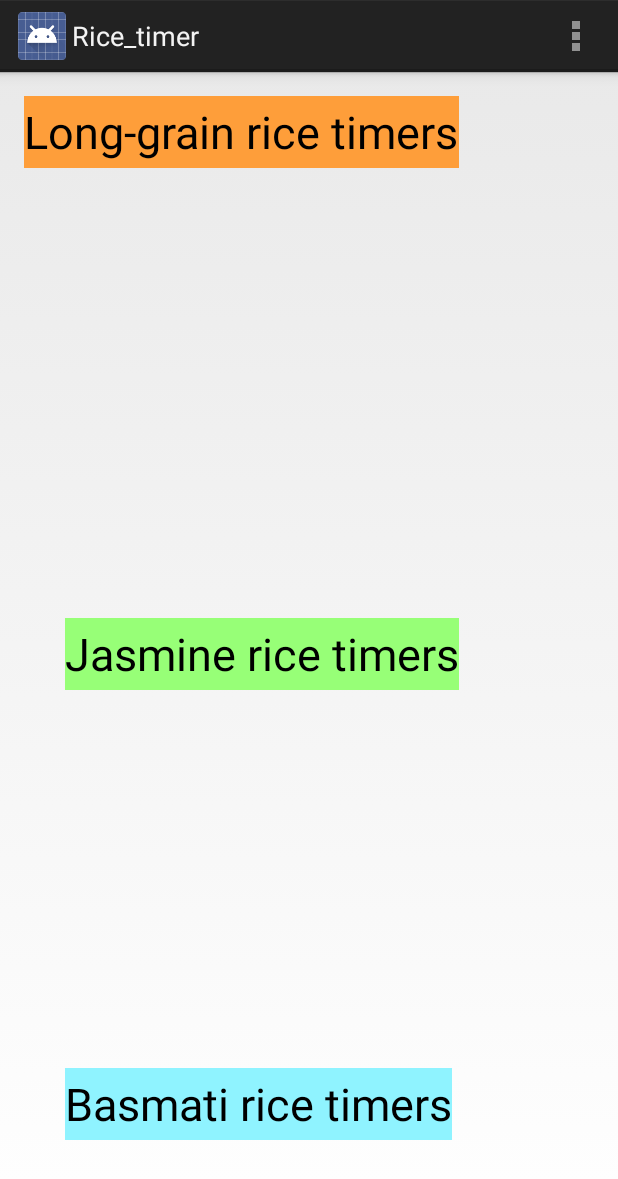
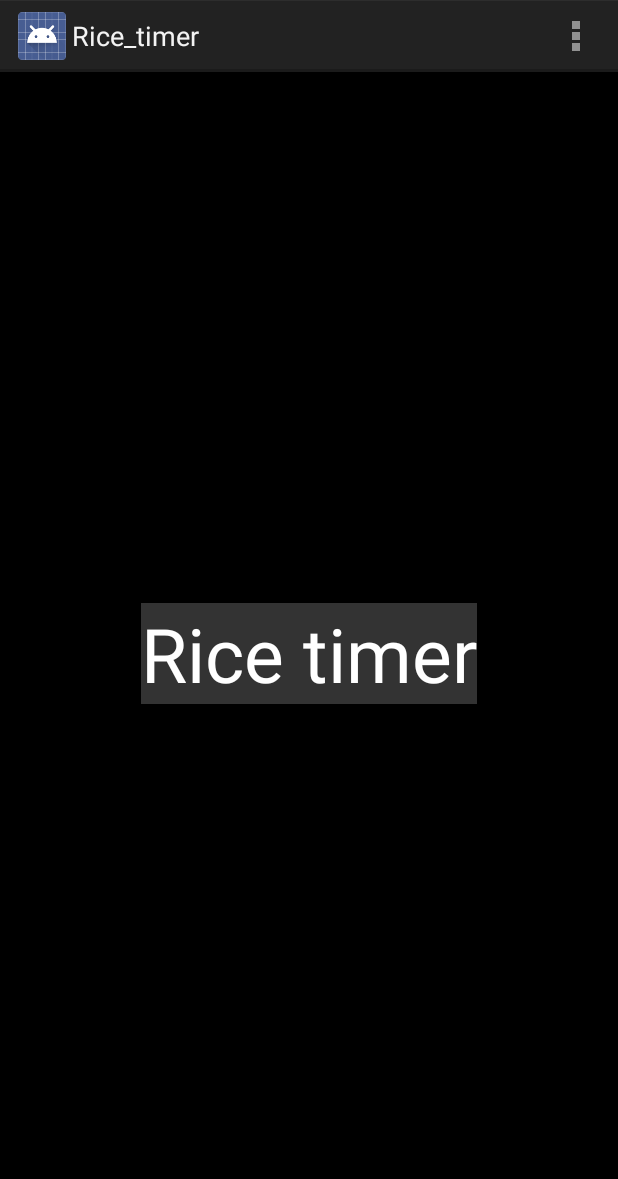
Before and after one commit to jlokimlin/rice_timer_app, an Android app: the screen it shows after launch (AddRiceTimer), on a phone screen of 412 x 824 dp. Shown: the top 1179 px of the screen. Run offline under Robolectric (Android 15) with nearby library versions, the phone set to English and light mode, and no system bars.

Commit message:
Consolidate timers to single procedure.

```diff
--- a/app/build.gradle
+++ b/app/build.gradle
@@ -13,7 +13,7 @@ android {
     }
     buildTypes {
         release {
-            runProguard false
+            //runProguard false
             proguardFiles getDefaultProguardFile('proguard-android.txt'), 'proguard-rules.pro'
         }
     }
--- a/app/src/main/res/layout/activity_add_rice_timer.xml
+++ b/app/src/main/res/layout/activity_add_rice_timer.xml
@@ -6,7 +6,8 @@
     android:paddingRight="@dimen/activity_horizontal_margin"
     android:paddingTop="@dimen/activity_vertical_margin"
     android:paddingBottom="@dimen/activity_vertical_margin"
-    tools:context=".AddRiceTimer">
+    tools:context=".AddRiceTimer"
+    android:background="#ff000000">
 
 
     <Button
@@ -15,32 +16,18 @@
         android:text="@string/timer_button"
         android:onClick="startRice"
         android:id="@+id/button"
-        android:layout_alignParentTop="true"
-        android:layout_alignParentStart="true"
-        android:background="#fffe9e3a"
-        android:textSize="30sp" />
+        android:background="#ff333333"
+        android:textSize="50sp"
+        android:layout_centerVertical="true"
+        android:layout_centerHorizontal="true"
+        android:textColor="#ffffffff" />
 
-    <Button
+    <ImageSwitcher
         android:layout_width="wrap_content"
         android:layout_height="wrap_content"
-        android:text="@string/jasmine_button"
-        android:onClick="startJasmine"
-        android:id="@+id/jasmine_button"
-        android:layout_centerVertical="true"
-        android:layout_alignEnd="@+id/button"
-        android:background="#ff97ff77"
-        android:textSize="30sp" />
-
-    <Button
-        android:layout_width="wrap_content"
-        android:layout_height="wrap_content"
-        android:text="@string/basmati_button"
-        android:onClick="startBasmati"
-        android:id="@+id/basmati_button"
-        android:layout_alignParentBottom="true"
-        android:layout_alignStart="@+id/jasmine_button"
-        android:layout_marginBottom="48dp"
-        android:background="#ff8ff3ff"
-        android:textSize="30sp" />
+        android:id="@+id/imageSwitcher"
+        android:layout_alignBottom="@+id/button"
+        android:layout_alignParentEnd="true"
+        android:layout_marginEnd="150dp" />
 
 </RelativeLayout>
--- a/app/src/main/res/values/strings.xml
+++ b/app/src/main/res/values/strings.xml
@@ -2,10 +2,7 @@
 <resources>
 
     <string name="app_name">Rice_timer</string>
-    <string name="hello_world">Hellur Gogi bear!!!</string>
-    <string name="timer_button">Long-grain rice timers</string>
-    <string name="jasmine_button">Jasmine rice timers</string>
-    <string name="basmati_button">Basmati rice timers</string>
+    <string name="timer_button">Rice timer</string>
     <string name="action_settings">Settings</string>
 
 </resources>
--- a/build.gradle
+++ b/build.gradle
@@ -5,7 +5,7 @@ buildscript {
         jcenter()
     }
     dependencies {
-        classpath 'com.android.tools.build:gradle:0.12.2'
+        classpath 'com.android.tools.build:gradle:1.2.3'
 
         // NOTE: Do not place your application dependencies here; they belong
         // in the individual module build.gradle files
```
Also changed, not shown: app/src/main/java/bunny/yunny/com/rice_timer/AddRiceTimer.java (+25 -25 lines), gradle/wrapper/gradle-wrapper.properties, 2 other files.
